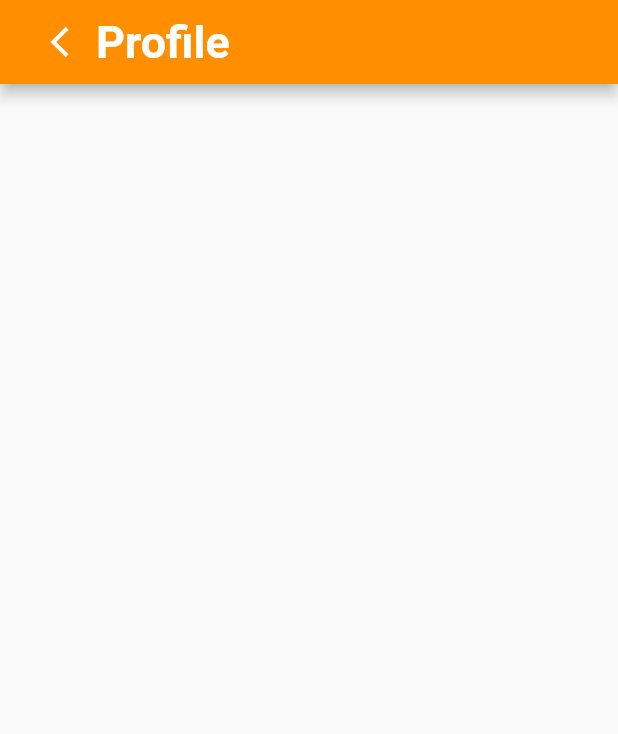
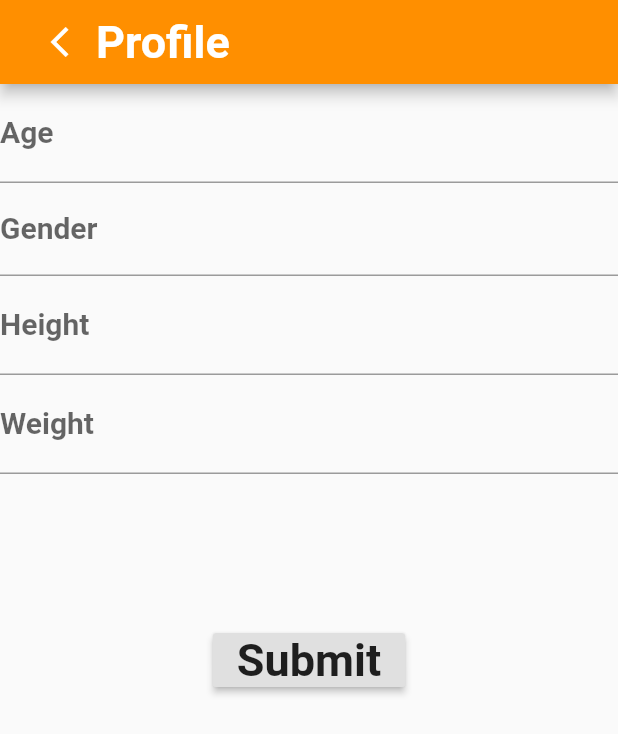
Before and after one commit to Wenpeng778435592/Summer-project, a Flutter app: the Profile_Section screen opened directly, on a phone screen of 412 x 824 dp. Shown: the top 734 px of the screen. Run offline on Flutter 3.47's test engine with Material 2 defaults, Android fonts, the phone set to English and light mode, and no system bars; our stand-ins replace font_awesome_flutter.

Commit message:
User input interface

```diff
--- a/lib/More-Profile.dart
+++ b/lib/More-Profile.dart
@@ -1,4 +1,5 @@
 import 'package:flutter/material.dart';
+import 'package:flutter/services.dart';
 import 'dart:async';
 import 'package:font_awesome_flutter/font_awesome_flutter.dart';
 
@@ -10,7 +11,82 @@ class Profile_Section extends StatefulWidget {
 class _Profile_SectionState extends State<Profile_Section> {
   static const TextStyle generalStyle =
   TextStyle(fontSize: 30, fontWeight: FontWeight.bold);
+  static const TextStyle labelStyle =
+  TextStyle(fontSize: 20, fontWeight: FontWeight.bold);
   @override
+  String _gender = 'None';
+  int _age;
+  String _height;
+  String _weight;
+
+  final GlobalKey<FormState> formkey = GlobalKey<FormState>();
+
+  Widget _buildGender() {
+    return TextFormField(
+      decoration: InputDecoration(
+        labelText: 'Gender', labelStyle: labelStyle,
+      ),
+      validator: (value){
+        if(value.isEmpty){
+          return 'Gender is required.';
+        }
+      },
+    );
+  }
+  Widget _buildAge() {
+    return TextFormField(
+      keyboardType: TextInputType.number,
+      decoration: InputDecoration(
+        labelText: 'Age',labelStyle: labelStyle,
+        hintText: 'Enter your age here',hintStyle: labelStyle,
+      ),
+      inputFormatters: [
+        FilteringTextInputFormatter.digitsOnly,
+      ],
+      validator: (value){
+        if(value.trim().isEmpty){
+          return 'Age is required.';
+        }
+      },
+    );
+  }
+  Widget _buildHeight() {
+    return TextFormField(
+      keyboardType: TextInputType.number,
+      decoration: InputDecoration(
+        labelText: 'Height',labelStyle: labelStyle,
+        hintText: 'Enter your height in cm here',hintStyle: labelStyle,
+      ),
+      inputFormatters: [
+        FilteringTextInputFormatter.digitsOnly,
+      ],
+      validator: (value){
+        if(value.trim().isEmpty){
+          return 'Height is required.';
+        }
+      },
+    );
+  }
+  Widget _buildWeight() {
+    return TextFormField(
+      keyboardType: TextInputType.number,
+      decoration: InputDecoration(
+        labelText: 'Weight',labelStyle: labelStyle,
+        hintText: 'Enter your weight in kg here',hintStyle: labelStyle,
+      ),
+      inputFormatters: [
+        FilteringTextInputFormatter.digitsOnly,
+      ],
+      validator: (value){
+        if(value.trim().isEmpty){
+          return 'Weight is required.';
+        }
+      },
+    );
+  }
+
+
+
   Widget build(BuildContext context) {
     return Scaffold(
       appBar: AppBar(
@@ -29,6 +105,34 @@ class _Profile_SectionState extends State<Profile_Section> {
         ),
         backgroundColor: Colors.amber[800],
       ),
+      body: Form(
+        key: formkey,
+        child: SingleChildScrollView(
+          child: Column(
+            mainAxisAlignment: MainAxisAlignment.spaceEvenly,
+            children: <Widget>[
+              _buildAge(),
+              _buildGender(),
+              _buildHeight(),
+              _buildWeight(),
+              SizedBox(height: 100),
+              RaisedButton(
+                child: Text(
+                  'Submit',
+                  style: generalStyle,
+                ),
+                onPressed: (){
+                  if(formkey.currentState.validate()){
+                    print('Nice you made it!');
+                  }
+              },
+              )
+
+            ],
+
+          ),
+        ),
+        ),
     );
   }
 }
```
